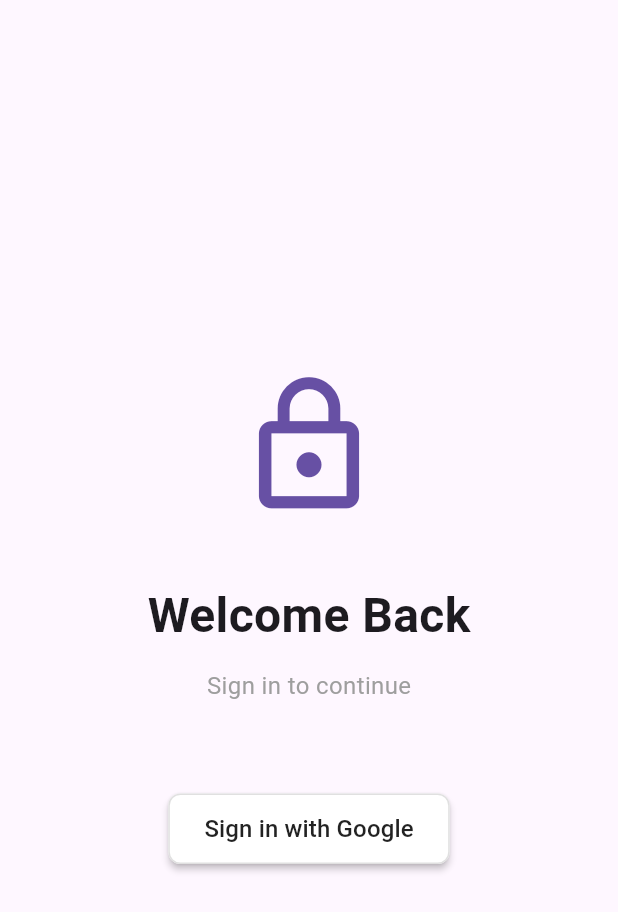
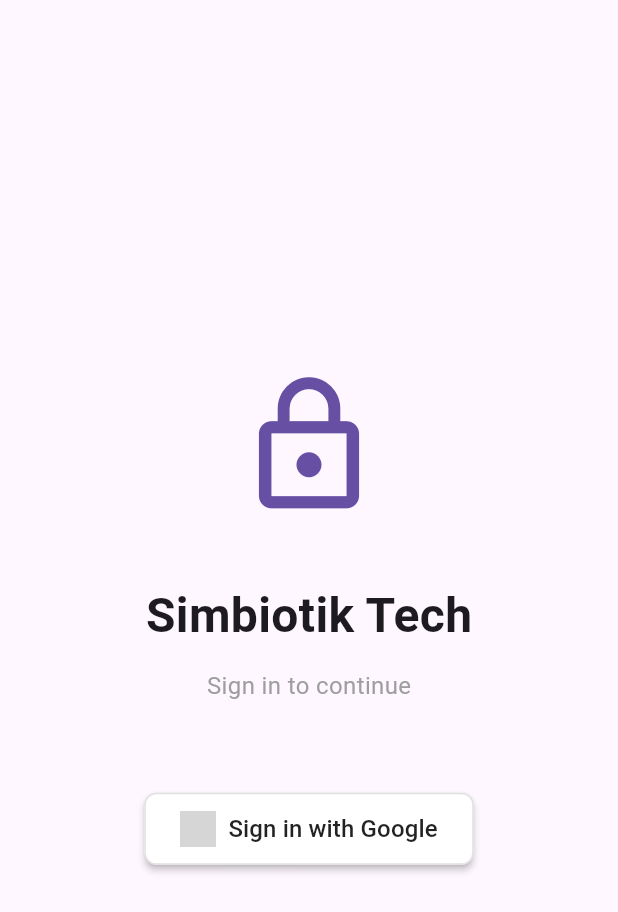
Before and after one commit to jc-27901/simbiotik_getx_app, a Flutter app: the screen it shows after launch, on a phone screen of 412 x 824 dp. Shown: the top 912 px of the screen. Run offline on Flutter 3.47's test engine with Material 3 defaults, Android fonts, the phone set to English and light mode, and no system bars; our stand-ins replace firebase_auth, firebase_core, get, google_sign_in; accounts and stored records are empty; generated files the repository leaves out were written again; network calls fail; grey boxes are pictures that could not be loaded.

Commit message:
-- minor fixing for android compatibility.

```diff
--- a/lib/presentation/pages/login_page.dart
+++ b/lib/presentation/pages/login_page.dart
@@ -24,7 +24,7 @@
                 ),
                 const SizedBox(height: 40),
                 const Text(
-                  'Welcome Back',
+                  'Simbiotik Tech',
                   style: TextStyle(
                     fontSize: 32,
                     fontWeight: FontWeight.bold,
@@ -43,11 +43,11 @@
                     ? const CircularProgressIndicator()
                     : ElevatedButton.icon(
                   onPressed: () => authController.signInWithGoogle(),
-                  // icon: Image.network(
-                  //   'https://www.gstatic.com/firebasejs/ui/2.0.0/images/auth/google.svg',
-                  //   height: 24,
-                  //   width: 24,
-                  // ),
+                  icon: Image.network(
+                    'https://www.azumuta.com/wp-content/uploads/2024/03/integrations-logo-google.png',
+                    height: 24,
+                    width: 24,
+                  ),
                   label: const Text(
                     'Sign in with Google',
                     style: TextStyle(fontSize: 16),
```
Also changed, not shown: pubspec.lock, 3 other files.
